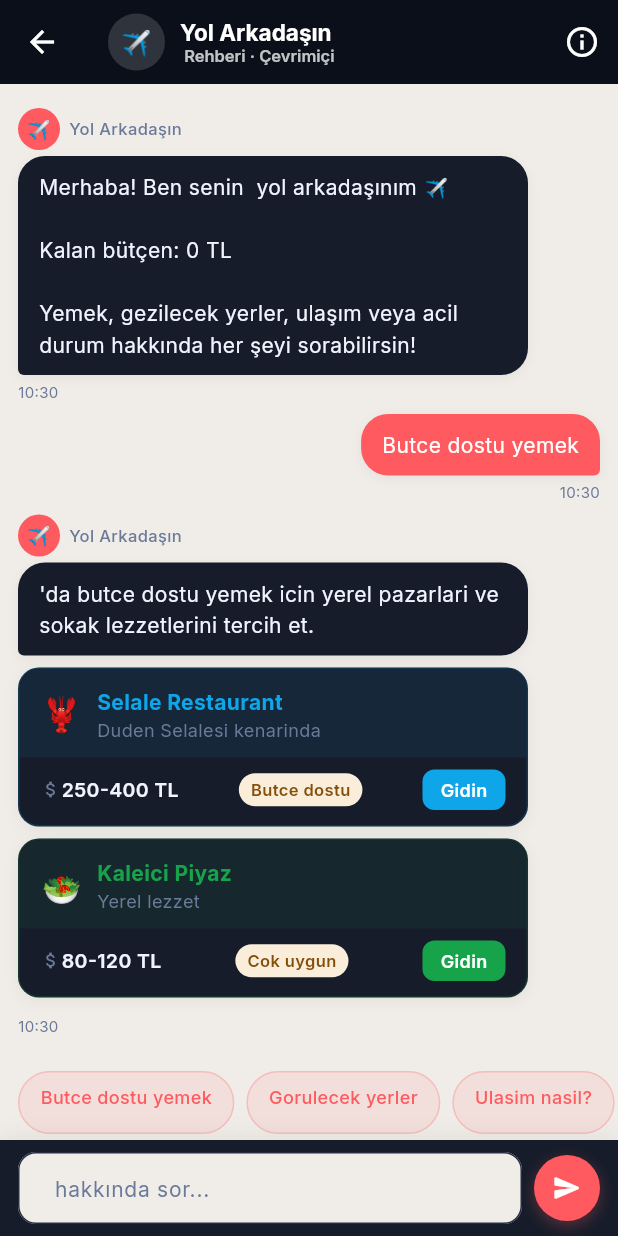
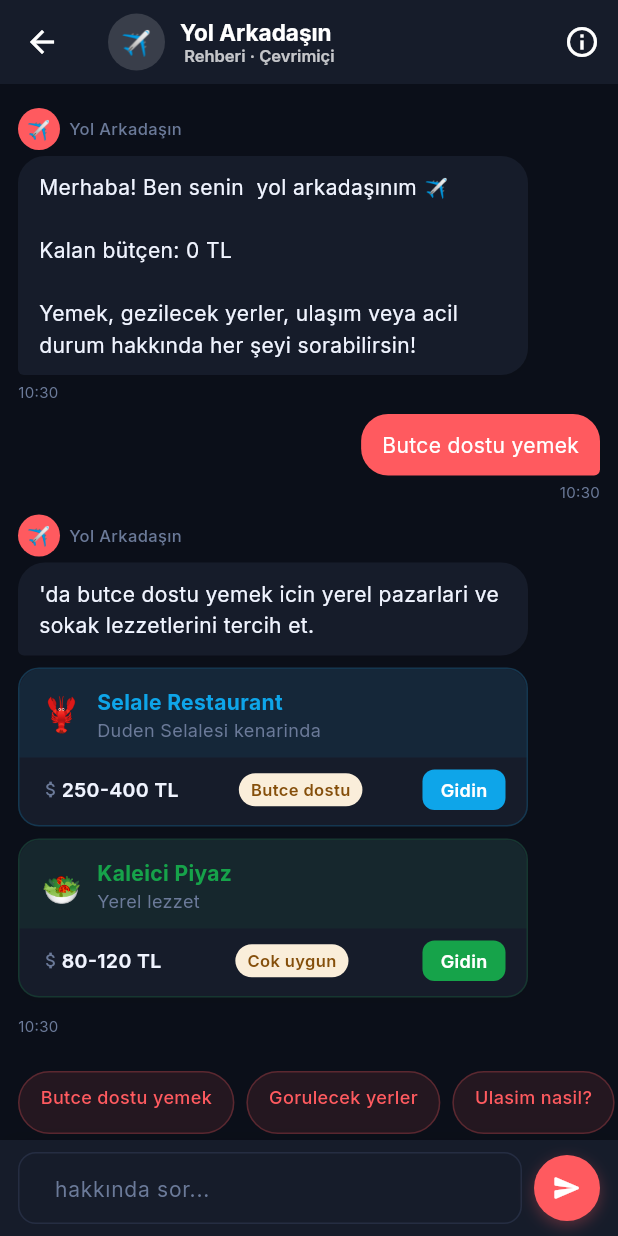
Before and after one commit to samet-fito/tatil-mobile, a Flutter app: the ChatScreen screen opened directly with empty values, after a tap on "Butce dostu yemek", on a phone screen of 412 x 824 dp. Run offline on Flutter 3.47's test engine with Material 3 defaults, Android fonts, the phone set to English and light mode, and no system bars; our stand-ins replace cached_network_image, google_fonts, shared_preferences, shimmer, supabase_flutter; accounts and stored records are empty; network calls fail.

Commit message:
Sohbet ekrani tema duzeltmesi

```diff
--- a/lib/screens/chat_screen.dart
+++ b/lib/screens/chat_screen.dart
@@ -96,9 +96,9 @@ class _ChatScreenState extends State<ChatScreen> {
   @override
   Widget build(BuildContext context) {
     return Scaffold(
-      backgroundColor: const Color(0xFFF0EDE8),
+      backgroundColor: AppTheme.bgPrimary,
       appBar: AppBar(
-        backgroundColor: AppTheme.primary,
+        backgroundColor: AppTheme.bgSecondary,
         leading: IconButton(
           icon: const Icon(Icons.arrow_back, color: Colors.white),
           onPressed: () => Navigator.pop(context),
@@ -283,7 +283,7 @@ class _ChatScreenState extends State<ChatScreen> {
     return Container(
       margin: const EdgeInsets.only(bottom: 8),
       decoration: BoxDecoration(
-        color: AppTheme.cardBg,
+        color: AppTheme.bgSecondary,
         borderRadius: BorderRadius.circular(14),
         border: Border.all(color: card.color.withOpacity(0.2)),
         boxShadow: [
@@ -424,7 +424,7 @@ class _ChatScreenState extends State<ChatScreen> {
           Container(
             padding: const EdgeInsets.symmetric(horizontal: 16, vertical: 12),
             decoration: BoxDecoration(
-              color: AppTheme.cardBg,
+              color: AppTheme.bgSecondary,
               borderRadius: const BorderRadius.only(
                 topLeft: Radius.circular(18),
                 topRight: Radius.circular(18),
@@ -508,7 +508,7 @@ class _ChatScreenState extends State<ChatScreen> {
         MediaQuery.of(context).padding.bottom + 8,
       ),
       decoration: BoxDecoration(
-        color: AppTheme.cardBg,
+        color: AppTheme.bgSecondary,
         boxShadow: [
           BoxShadow(
             color: Colors.black.withOpacity(0.06),
@@ -527,7 +527,6 @@ class _ChatScreenState extends State<ChatScreen> {
                 hintText: '${widget.cityName} hakkında sor...',
                 hintStyle: const TextStyle(color: AppTheme.textMuted, fontSize: 14),
                 filled: true,
-                fillColor: const Color(0xFFF0EDE8),
                 border: OutlineInputBorder(
                   borderRadius: BorderRadius.circular(24),
                   borderSide: BorderSide.none,
```
Also changed, not shown: lib/screens/clinic_chat_screen.dart (+5 -3 lines).
